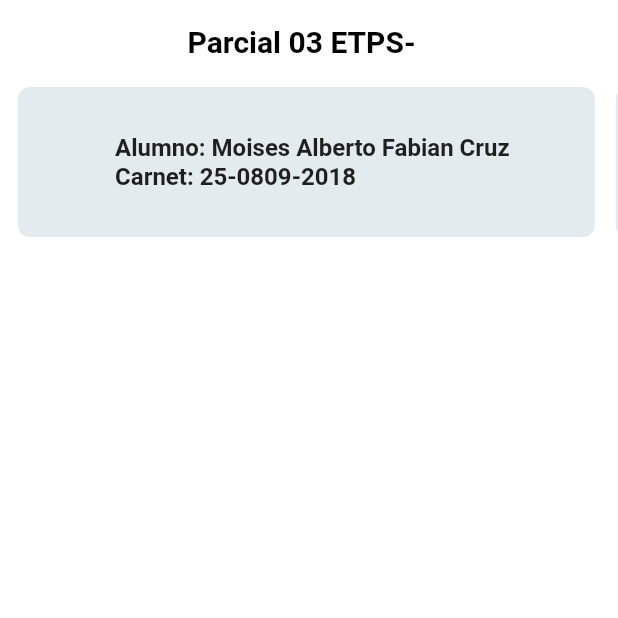
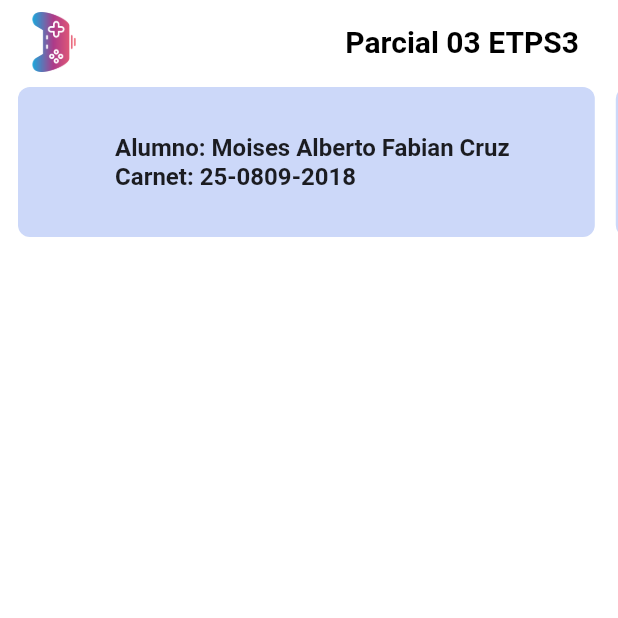
Before and after one commit to walter9R/parcial03, a Flutter app: the screen it shows after launch, on a phone screen of 412 x 824 dp, the top half of it. Run offline on Flutter 3.47's test engine with Material 2 defaults, Android fonts, the phone set to English and light mode, and no system bars; our stand-ins replace cached_network_image, flutter_feather_icons; network calls fail.

Commit message:
commit
mod: ultimo cambio en diseño

```diff
--- a/lib/Paginas/Principal.dart
+++ b/lib/Paginas/Principal.dart
@@ -20,7 +20,7 @@ class _PrincipalP03State extends State<PrincipalP03> {
   Widget build(BuildContext context) {
     //print(peliculas);
     return Scaffold(
-      backgroundColor: Colors.white,
+      backgroundColor: Color.fromARGB(223, 255, 255, 255),
       appBar: appBar(),
       body: datos(),
     );
@@ -33,9 +33,19 @@ class _PrincipalP03State extends State<PrincipalP03> {
       elevation: 0,
       title: Padding(
           padding: const EdgeInsets.only(left: 0, right: 10),
-          child: Row(mainAxisAlignment: MainAxisAlignment.center, children: [
-            const Text(
-              "Parcial 03 ETPS-",
+          child: Row(mainAxisAlignment: MainAxisAlignment.spaceBetween, children: [
+            Container(
+              width: 40,
+              height: 40,
+              decoration: BoxDecoration(
+                image: DecorationImage(
+                  image: AssetImage("assets/Images/img.png"),
+                  fit: BoxFit.cover
+                )
+              ),
+            )
+            ,const Text(
+              "Parcial 03 ETPS3",
               style:
                   TextStyle(color: Colors.black, fontWeight: FontWeight.bold),
             ),
@@ -70,7 +80,7 @@ class _PrincipalP03State extends State<PrincipalP03> {
                         ),
                         child: Container(
                           decoration: BoxDecoration(
-                            color: Colors.blueAccent,
+                            color: Color.fromARGB(61, 41, 103, 211),
                             borderRadius: BorderRadius.all(Radius.circular(10))
                           ),
                           child: Stack(
@@ -151,7 +161,7 @@ class _PrincipalP03State extends State<PrincipalP03> {
                           Container(
                             decoration: BoxDecoration(
                               borderRadius: BorderRadius.circular(8),
-                              color: Color.fromARGB(255, 227, 235, 238),
+                              color: Color.fromARGB(115, 140, 167, 240),
                             ),
                             width: (MediaQuery.of(context).size.width) -
                                 (MediaQuery.of(context).size.width) / 15,
```
Also changed, not shown: lib/Paginas/Detalle.dart (+13 -3 lines).
